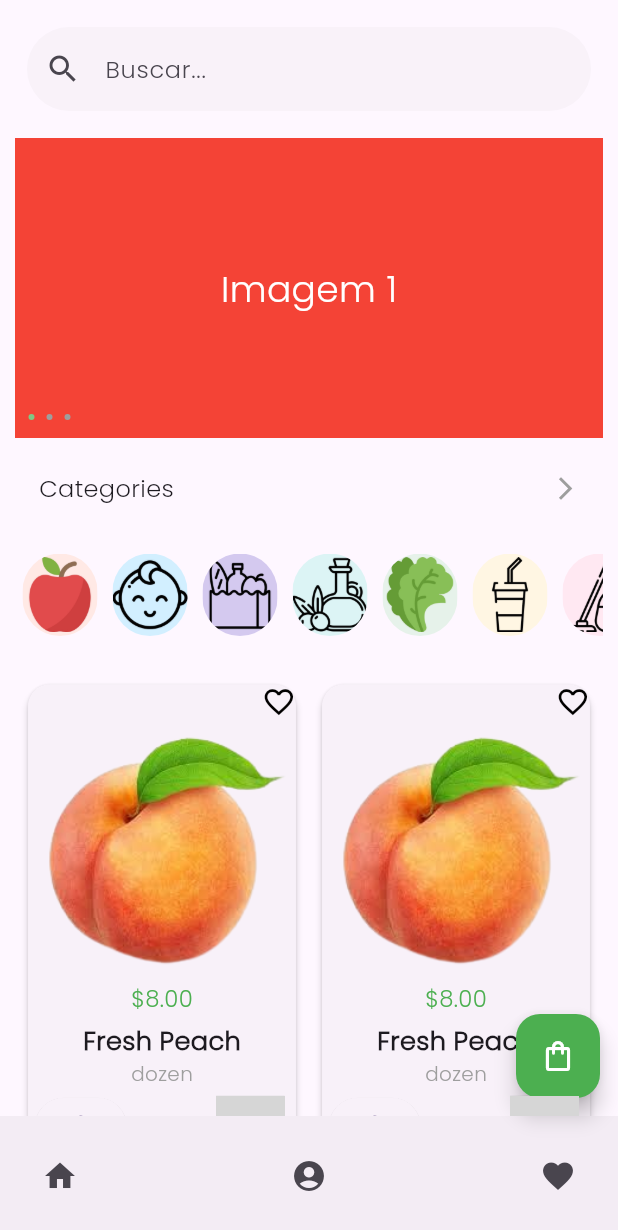
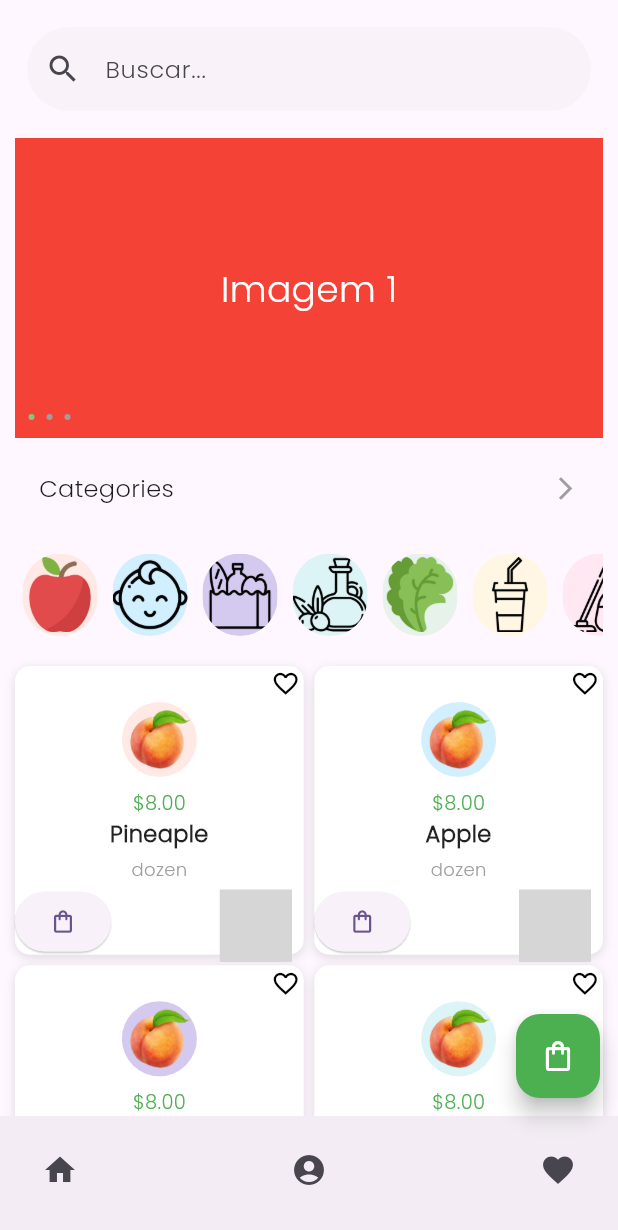
Before and after one commit to Filipe794/Flutter-Grocery-App, a Flutter app: the HomePage screen opened directly, on a phone screen of 412 x 824 dp. Shown: the top 1230 px of the screen. Run offline on Flutter 3.47's test engine with Material 3 defaults, Android fonts, the phone set to English and light mode, and no system bars; missing offline and left inert: add_to_cart_button; grey boxes are pictures that could not be loaded.

Commit message:
refatoração dos cards para facilitar construção utilizando GridView

```diff
--- a/lib/screens/homepage.dart
+++ b/lib/screens/homepage.dart
@@ -5,9 +5,62 @@ import 'package:groceryapp/widgets/clickablerow.dart';
 import 'package:groceryapp/widgets/iconcarousel.dart';
 import 'package:groceryapp/widgets/productcard.dart';
 import 'package:groceryapp/widgets/bottombar.dart';
+import 'package:groceryapp/screens/showcategoriespage.dart';
 
 class HomePage extends StatelessWidget {
-  const HomePage({super.key});
+  HomePage({super.key});
+
+  final List<Map<String, dynamic>> iconData = [
+    {
+      'path': 'lib/assets/peach.png',
+      'color': Color(0xFFFFE9E5),
+      'name': 'Pineaple',
+      'price': '\$8.00',
+      'quantity': 'dozen',
+    },
+    {
+      'path': 'lib/assets/peach.png',
+      'color': Color(0xFFD2EFFF),
+      'name': 'Apple',
+      'price': '\$8.00',
+      'quantity': 'dozen'
+    },
+    {
+      'path': 'lib/assets/peach.png',
+      'color': Color(0xFFD4C9EF),
+      'name': 'Peach',
+      'price': '\$8.00',
+      'quantity': 'dozen'
+    },
+    {
+      'path': 'lib/assets/peach.png',
+      'color': Color(0xFFDCF4F5),
+      'name': 'Avocado',
+      'price': '\$8.00',
+      'quantity': 'dozen'
+    },
+    {
+      'path': 'lib/assets/peach.png',
+      'color': Color(0xFFE6F2EA),
+      'name': 'Dragon Fruit',
+      'price': '\$8.00',
+      'quantity': 'dozen'
+    },
+    {
+      'path': 'lib/assets/peach.png',
+      'color': Color(0xFFFFF6E3),
+      'name': 'Pomegranate',
+      'price': '\$8.00',
+      'quantity': 'dozen'
+    },
+    {
+      'path': 'lib/assets/peach.png',
+      'color': Color(0xFFFFE8F2),
+      'name': 'Orange',
+      'price': '\$8.00',
+      'quantity': 'dozen'
+    },
+  ];
 
   @override
   Widget build(BuildContext context) {
@@ -34,8 +87,10 @@ class HomePage extends StatelessWidget {
                 ClickableRow(
                   text: "Categories",
                   onTap: () {
-                    // Direcionar para outra página
-                    print("Categories clicked");
+                    Navigator.push(
+                      context,
+                      MaterialPageRoute(builder: (context) => ShowCategoriesPage()),
+                    );
                   },
                 ),
                 SizedBox(height: 10),
@@ -49,45 +104,19 @@ class HomePage extends StatelessWidget {
                 SizedBox(height: 10),
 
                 // Produtos em duas colunas
-                Row(
-                  children: [
-                    Expanded(
-                      child: Column(
-                        children: [
-                          ProductCard(
-                            imageUrl: 'lib/assets/peach.png',
-                            productName: 'Fresh Peach',
-                            productPrice: '\$8.00',
-                            productQuantity: 'dozen',
-                          ),
-                          ProductCard(
-                            imageUrl: 'lib/assets/peach.png',
-                            productName: 'Fresh Apple',
-                            productPrice: '\$5.00',
-                            productQuantity: 'kg',
-                          ),
-                        ],
-                      ),
-                    ),
-                    Expanded(
-                      child: Column(
-                        children: [
-                          ProductCard(
-                            imageUrl: 'lib/assets/peach.png',
-                            productName: 'Fresh Peach',
-                            productPrice: '\$8.00',
-                            productQuantity: 'dozen',
-                          ),
-                          ProductCard(
-                            imageUrl: 'lib/assets/peach.png',
-                            productName: 'Fresh Apple',
-                            productPrice: '\$5.00',
-                            productQuantity: 'kg',
-                          ),
-                        ],
-                      ),
-                    ),
-                  ],
+                GridView.builder(
+                  shrinkWrap: true,
+                  physics: const NeverScrollableScrollPhysics(),
+                  gridDelegate: const SliverGridDelegateWithFixedCrossAxisCount(
+                    crossAxisCount: 2,
+                    crossAxisSpacing: 7,
+                    mainAxisSpacing: 7,
+                  ),
+                  itemCount: iconData.length,
+                  itemBuilder: (context, index) {
+                    final item = iconData[index];
+                    return ProductCard(productQuantity: item['quantity'], productPrice: item['price'],path: item['path'], color: item['color'], name: item['name']);
+                  },
                 ),
               ],
             ),
--- a/lib/screens/categoriespage.dart
+++ b/lib/screens/showcategoriespage.dart
@@ -1,7 +1,7 @@
 import 'package:flutter/material.dart';
 import 'package:groceryapp/widgets/categorycard.dart';
 
-class CategoriesPage extends StatelessWidget {
+class ShowCategoriesPage extends StatelessWidget {
   final List<Map<String, dynamic>> iconData = [
     {
       'path': 'lib/assets/icons-carousel/apple.png',
@@ -40,7 +40,7 @@ class CategoriesPage extends StatelessWidget {
     },
   ];
 
-  CategoriesPage({super.key});
+  ShowCategoriesPage({super.key});
 
   @override
   Widget build(BuildContext context) {
--- a/lib/widgets/bottombar.dart
+++ b/lib/widgets/bottombar.dart
@@ -16,24 +16,36 @@ class CustomBottomAppBar extends StatelessWidget {
   Widget build(BuildContext context) {
     return BottomAppBar(
       shape: const CircularNotchedRectangle(),
-      notchMargin: 8.0,
+      notchMargin: 2.0,
       child: Row(
         mainAxisAlignment: MainAxisAlignment.spaceBetween,
+        children: [
+          Column(
             children: [
               IconButton(
                 icon: const Icon(Icons.home),
                 onPressed: onHomePressed,
               ),
+            ],
+          ),
+          Column(
+            children: [
               IconButton(
                 icon: const Icon(Icons.account_circle),
                 onPressed: onAccountPressed,
               ),
+            ],
+          ),
+          Column(
+            children: [
               IconButton(
                 icon: const Icon(Icons.favorite),
                 onPressed: onFavoritePressed,
               ),
             ],
           ),
+        ],
+      ),
     );
   }
 }
--- a/lib/widgets/clickablerow.dart
+++ b/lib/widgets/clickablerow.dart
@@ -11,7 +11,9 @@ class ClickableRow extends StatelessWidget {
     return GestureDetector(
       onTap: onTap,
       child: Container(
+        width: double.infinity,
         padding: EdgeInsets.symmetric(vertical: 12, horizontal: 16),
+        color: Colors.transparent,
         child: Row(
           mainAxisAlignment: MainAxisAlignment.spaceBetween,
           children: [
--- a/lib/widgets/iconcarousel.dart
+++ b/lib/widgets/iconcarousel.dart
@@ -2,13 +2,41 @@ import 'package:flutter/material.dart';
 
 class IconCarousel extends StatelessWidget {
   final List<Map<String, dynamic>> iconData = [
-    {'path': 'lib/assets/icons-carousel/apple.png', 'color': Color(0xFFFFE9E5)},
-    {'path': 'lib/assets/icons-carousel/baby.png', 'color': Color(0xFFD2EFFF)},
-    {'path': 'lib/assets/icons-carousel/food.png', 'color': Color(0xFFD4C9EF)},
-    {'path': 'lib/assets/icons-carousel/olive-oil.png', 'color': Color(0xFFDCF4F5)},
-    {'path': 'lib/assets/icons-carousel/salad.png', 'color': Color(0xFFE6F2EA)},
-    {'path': 'lib/assets/icons-carousel/soda (1).png', 'color': Color(0xFFFFF6E3)},
-    {'path': 'lib/assets/icons-carousel/vacuum.png', 'color': Color(0xFFFFE8F2)},
+    {
+      'path': 'lib/assets/icons-carousel/apple.png',
+      'color': Color(0xFFFFE9E5),
+      'route': '/applePage',
+    },
+    {
+      'path': 'lib/assets/icons-carousel/baby.png',
+      'color': Color(0xFFD2EFFF),
+      'route': '/babyPage',
+    },
+    {
+      'path': 'lib/assets/icons-carousel/food.png',
+      'color': Color(0xFFD4C9EF),
+      'route': '/foodPage',
+    },
+    {
+      'path': 'lib/assets/icons-carousel/olive-oil.png',
+      'color': Color(0xFFDCF4F5),
+      'route': '/oliveOilPage',
+    },
+    {
+      'path': 'lib/assets/icons-carousel/salad.png',
+      'color': Color(0xFFE6F2EA),
+      'route': '/saladPage',
+    },
+    {
+      'path': 'lib/assets/icons-carousel/soda (1).png',
+      'color': Color(0xFFFFF6E3),
+      'route': '/sodaPage',
+    },
+    {
+      'path': 'lib/assets/icons-carousel/vacuum.png',
+      'color': Color(0xFFFFE8F2),
+      'route': '/vacuumPage',
+    },
   ];
 
   IconCarousel({super.key});
@@ -27,6 +55,10 @@ class IconCarousel extends StatelessWidget {
               final item = iconData[index];
               return Padding(
                 padding: const EdgeInsets.symmetric(horizontal: 5),
+                child: GestureDetector(
+                  onTap: () {
+                    Navigator.pushNamed(context, item['route']);
+                  },
                   child: ClipRRect(
                     borderRadius: BorderRadius.circular(50),
                     child: Container(
@@ -39,6 +71,7 @@ class IconCarousel extends StatelessWidget {
                       ),
                     ),
                   ),
+                ),
               );
             },
           ),
--- a/lib/widgets/productcard.dart
+++ b/lib/widgets/productcard.dart
@@ -3,58 +3,78 @@ import 'package:groceryapp/widgets/favouritebutton.dart';
 import 'package:add_to_cart_button/add_to_cart_button.dart';
 
 class ProductCard extends StatelessWidget {
-  final String imageUrl;
-  final String productName;
+  final String path;
+  final Color color;
   final String productPrice;
   final String productQuantity;
+  final String name;
 
   const ProductCard({
     super.key,
-    required this.imageUrl,
-    required this.productName,
+    required this.path,
+    required this.color,
+    required this.name,
     required this.productPrice,
     required this.productQuantity,
   });
 
   @override
   Widget build(BuildContext context) {
-    return Transform.scale(
-      scale: 0.95,
-      child: Card(
-        elevation: 2.0,
-        shape: RoundedRectangleBorder(
-          borderRadius: BorderRadius.circular(15.0),
+    return GestureDetector(
+      child: Container(
+        decoration: BoxDecoration(
+          color: Colors.white,
+          borderRadius: BorderRadius.circular(10),
+          boxShadow: [
+            BoxShadow(
+              color: Colors.black12,
+              blurRadius: 5,
+              offset: Offset(0, 2),
+            ),
+          ],
         ),
         child: Column(
           children: [
             Row(mainAxisAlignment: MainAxisAlignment.end, children: [
-              FavoriteButton(onTap: () {}),
+              Transform.scale(scale: 0.8, child:FavoriteButton(onTap: () {})),
             ]),
-            ClipRRect(
-              borderRadius: BorderRadius.vertical(top: Radius.circular(15.0)),
-              child: Image.asset(imageUrl, fit: BoxFit.cover),
+            Container(
+              width: 50,
+              height: 50,
+              decoration: BoxDecoration(
+                color: color,
+                shape: BoxShape.circle,
               ),
-            Column(
-              children: [
+              child: Padding(
+                padding: const EdgeInsets.all(2.0),
+                child: Image.asset(
+                  path,
+                  fit: BoxFit.contain,
+                ),
+              ),
+            ),
+            const SizedBox(height: 8),
             Text(
               productPrice,
               style: TextStyle(
-                    fontSize: 16.0,
+                fontSize: 13.0,
                 color: Colors.green,
+              ),
+            ),
+            Text(
+              name,
+              textAlign: TextAlign.center,
+              style: const TextStyle(
+                fontSize: 15,
+                fontWeight: FontWeight.bold,
+                color: Colors.black87,
               ),
             ),
             SizedBox(height: 5.0),
             Text(
-                  productName,
-                  style: TextStyle(
-                    fontSize: 18.0,
-                    fontWeight: FontWeight.bold,
-                  ),
-                ),
-                Text(
               productQuantity,
               style: TextStyle(
-                    fontSize: 14.0,
+                fontSize: 12.0,
                 color: Colors.grey,
               ),
             ),
@@ -63,16 +83,13 @@ class ProductCard extends StatelessWidget {
               children: [
                 Column(
                   children: [
-                        Padding(
-                          padding: EdgeInsets.only(left: 5.0),
-                          child: ElevatedButton(
+                    ElevatedButton(
                       style: ElevatedButton.styleFrom(
                         elevation: 0.5,
                         padding: EdgeInsets.zero,
                       ),
                       onPressed: () {},
                       child: Icon(Icons.shopping_bag_outlined),
-                          ),
                     ),
                   ],
                 ),
@@ -98,8 +115,6 @@ class ProductCard extends StatelessWidget {
             )
           ],
         ),
-          ],
-        ),
       ),
     );
   }
```
Also changed, not shown: lib/main.dart (+5 -3 lines), lib/screens/categorypage.dart (added, +94 -0 lines), lib/screens/productpage.dart (deleted, +0 -139 lines). Lines whose indentation alone changed are shown as unchanged.
